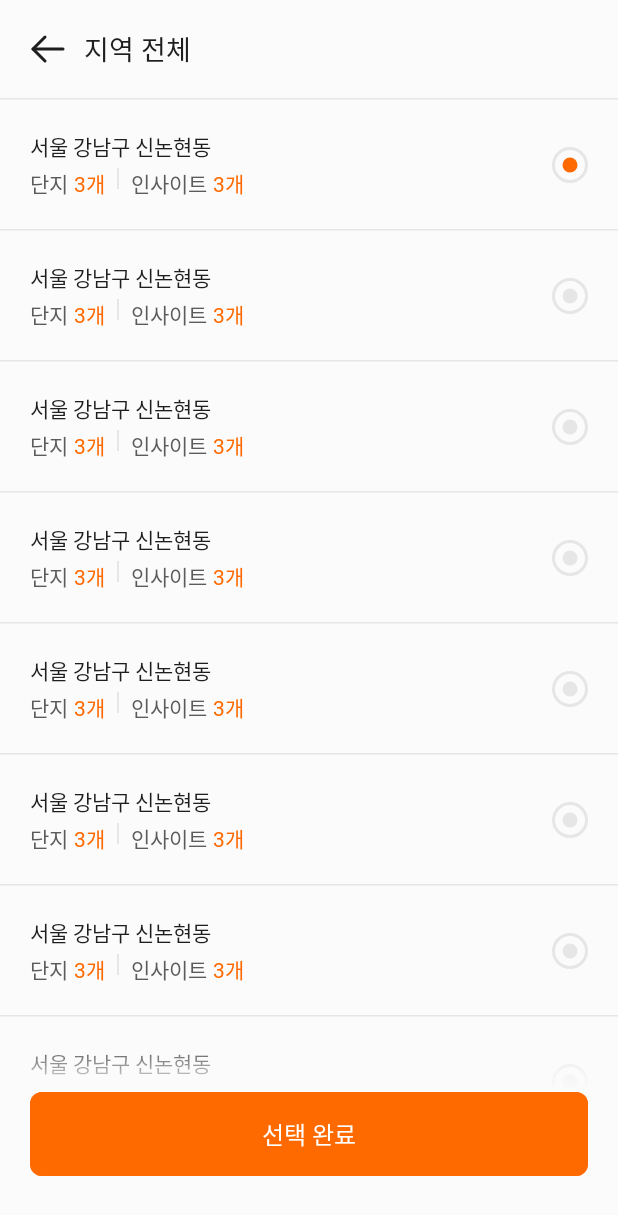
After one commit to imaec/imdang, an Android app built with Jetpack Compose: the StorageAddressScreen screen opened through its navigation route, on a phone screen of 412 x 824 dp. The commit adds this screen. Shown: the top 1215 px of the screen. Run offline under Robolectric (Android 15) with nearby library versions, the phone set to English and light mode, and no system bars; our stand-ins replace Dagger/Hilt's generated code; libraries missing offline, so code that uses them is left out: com.google.accompanist.web; pictures from the network do not load; Roboto replaces fonts that are not available here.

Commit message:
feat: 보관함 지역 선택 화면 구현

```diff
--- a/app/src/main/java/info/imdang/app/ui/ImdangNavGraph.kt
+++ b/app/src/main/java/info/imdang/app/ui/ImdangNavGraph.kt
@@ -13,6 +13,8 @@ import info.imdang.app.ui.main.MAIN_SCREEN
 import info.imdang.app.ui.main.home.search.map.searchByMapScreen
 import info.imdang.app.ui.main.home.search.region.searchByRegionScreen
 import info.imdang.app.ui.main.mainScreen
+import info.imdang.app.ui.main.storage.address.storageAddressScreen
+import info.imdang.app.ui.main.storage.map.storageByMapScreen
 import info.imdang.app.ui.onboarding.onboardingScreen
 import info.imdang.app.ui.splash.splashScreen
 import info.imdang.component.common.webview.commonWebScreen
@@ -38,6 +40,8 @@ fun ImdangNavGraph() {
             searchByMapScreen(navController = navController)
             searchByRegionScreen(navController = navController)
             searchByRegionInsightListScreen(navController = navController)
+            storageByMapScreen(navController = navController)
+            storageAddressScreen(navController = navController)
 
             commonWebScreen(navController = navController)
         }
--- /dev/null
+++ b/app/src/main/java/info/imdang/app/ui/main/storage/address/StorageAddressScreen.kt
@@ -0,0 +1,159 @@
+package info.imdang.app.ui.main.storage.address
+
+import androidx.compose.foundation.background
+import androidx.compose.foundation.clickable
+import androidx.compose.foundation.layout.Arrangement
+import androidx.compose.foundation.layout.Box
+import androidx.compose.foundation.layout.Column
+import androidx.compose.foundation.layout.PaddingValues
+import androidx.compose.foundation.layout.Row
+import androidx.compose.foundation.layout.Spacer
+import androidx.compose.foundation.layout.fillMaxSize
+import androidx.compose.foundation.layout.fillMaxWidth
+import androidx.compose.foundation.layout.height
+import androidx.compose.foundation.layout.padding
+import androidx.compose.foundation.layout.width
+import androidx.compose.foundation.lazy.LazyColumn
+import androidx.compose.foundation.lazy.itemsIndexed
+import androidx.compose.material3.HorizontalDivider
+import androidx.compose.material3.Scaffold
+import androidx.compose.material3.Text
+import androidx.compose.runtime.Composable
+import androidx.compose.ui.Alignment
+import androidx.compose.ui.Modifier
+import androidx.compose.ui.res.stringResource
+import androidx.compose.ui.tooling.preview.Preview
+import androidx.compose.ui.unit.dp
+import androidx.hilt.navigation.compose.hiltViewModel
+import androidx.lifecycle.compose.collectAsStateWithLifecycle
+import androidx.navigation.NavController
+import androidx.navigation.NavGraphBuilder
+import androidx.navigation.compose.composable
+import androidx.navigation.compose.rememberNavController
+import info.imdang.component.common.topbar.TopBar
+import info.imdang.component.system.button.CommonButton
+import info.imdang.component.system.button.RadioButton
+import info.imdang.component.system.gradient.ButtonGradient
+import info.imdang.component.theme.Gray100
+import info.imdang.component.theme.Gray700
+import info.imdang.component.theme.Gray900
+import info.imdang.component.theme.ImdangTheme
+import info.imdang.component.theme.Orange500
+import info.imdang.component.theme.T500_14_19_6
+import info.imdang.resource.R
+
+const val STORAGE_ADDRESS_SCREEN = "storageAddress"
+
+fun NavGraphBuilder.storageAddressScreen(navController: NavController) {
+    composable(route = STORAGE_ADDRESS_SCREEN) {
+        StorageAddressScreen(navController = navController)
+    }
+}
+
+@Composable
+private fun StorageAddressScreen(navController: NavController) {
+    Scaffold(
+        modifier = Modifier.fillMaxSize(),
+        topBar = {
+            TopBar(
+                title = stringResource(R.string.region_all),
+                onClickBack = {
+                    navController.popBackStack()
+                }
+            )
+        },
+        content = { contentPadding ->
+            StorageAddressContent(contentPadding)
+        },
+        bottomBar = {
+            CommonButton(
+                buttonText = stringResource(R.string.select_complete)
+            )
+        }
+    )
+}
+
+@Composable
+private fun StorageAddressContent(contentPadding: PaddingValues) {
+    val viewModel = hiltViewModel<StorageAddressViewModel>()
+    val addresses = viewModel.addresses.collectAsStateWithLifecycle().value
+
+    Box(
+        modifier = Modifier
+            .padding(contentPadding)
+            .fillMaxSize()
+    ) {
+        LazyColumn {
+            itemsIndexed(addresses) { index, address ->
+                Column(modifier = Modifier.fillMaxWidth()) {
+                    if (index > 0) {
+                        HorizontalDivider(color = Gray100)
+                    }
+                    Row(
+                        modifier = Modifier
+                            .fillMaxWidth()
+                            .height(86.dp)
+                            .clickable {
+                                viewModel.onClickAddress(selectedIndex = index)
+                            }
+                            .padding(horizontal = 20.dp),
+                        horizontalArrangement = Arrangement.SpaceBetween,
+                        verticalAlignment = Alignment.CenterVertically
+                    ) {
+                        Column(verticalArrangement = Arrangement.spacedBy(4.dp)) {
+                            Text(
+                                text = address.name,
+                                style = T500_14_19_6,
+                                color = Gray900
+                            )
+                            Row {
+                                Text(
+                                    text = stringResource(R.string.complex),
+                                    style = T500_14_19_6,
+                                    color = Gray700
+                                )
+                                Spacer(modifier = Modifier.width(4.dp))
+                                Text(
+                                    text = "3개",
+                                    style = T500_14_19_6,
+                                    color = Orange500
+                                )
+                                Box(
+                                    modifier = Modifier
+                                        .padding(horizontal = 8.dp)
+                                        .width(1.dp)
+                                        .height(14.dp)
+                                        .background(Gray100)
+                                )
+                                Text(
+                                    text = stringResource(R.string.insight),
+                                    style = T500_14_19_6,
+                                    color = Gray700
+                                )
+                                Spacer(modifier = Modifier.width(4.dp))
+                                Text(
+                                    text = "3개",
+                                    style = T500_14_19_6,
+                                    color = Orange500
+                                )
+                            }
+                        }
+                        RadioButton(
+                            isSelected = address.isSelected,
+                            isEnabled = false
+                        )
+                    }
+                }
+            }
+        }
+        ButtonGradient(modifier = Modifier.align(Alignment.BottomCenter))
+    }
+}
+
+@Preview
+@Composable
+private fun StorageAddressScreenPreview() {
+    ImdangTheme {
+        StorageAddressScreen(navController = rememberNavController())
+    }
+}
--- /dev/null
+++ b/app/src/main/java/info/imdang/app/ui/main/storage/address/StorageAddressViewModel.kt
@@ -0,0 +1,29 @@
+package info.imdang.app.ui.main.storage.address
+
+import dagger.hilt.android.lifecycle.HiltViewModel
+import info.imdang.app.base.BaseViewModel
+import info.imdang.component.model.SelectionVo
+import kotlinx.coroutines.flow.MutableStateFlow
+import kotlinx.coroutines.flow.asStateFlow
+import javax.inject.Inject
+
+@HiltViewModel
+class StorageAddressViewModel @Inject constructor() : BaseViewModel() {
+
+    private val _addresses = MutableStateFlow<List<SelectionVo>>(emptyList())
+    val addresses = _addresses.asStateFlow()
+
+    init {
+        _addresses.value = mutableListOf<SelectionVo>().apply {
+            repeat(10) {
+                add(SelectionVo(name = "서울 강남구 신논현동", isSelected = it == 0))
+            }
+        }
+    }
+
+    fun onClickAddress(selectedIndex: Int) {
+        _addresses.value = addresses.value.mapIndexed { index, selectionVo ->
+            selectionVo.copy(isSelected = selectedIndex == index)
+        }
+    }
+}
--- /dev/null
+++ b/component/src/main/java/info/imdang/component/system/button/RadioButton.kt
@@ -0,0 +1,86 @@
+package info.imdang.component.system.button
+
+import androidx.compose.animation.core.animateDpAsState
+import androidx.compose.animation.core.tween
+import androidx.compose.foundation.Canvas
+import androidx.compose.foundation.layout.Arrangement
+import androidx.compose.foundation.layout.Column
+import androidx.compose.foundation.layout.requiredSize
+import androidx.compose.foundation.selection.selectable
+import androidx.compose.material3.ripple
+import androidx.compose.runtime.Composable
+import androidx.compose.ui.Modifier
+import androidx.compose.ui.graphics.drawscope.Fill
+import androidx.compose.ui.graphics.drawscope.Stroke
+import androidx.compose.ui.semantics.Role
+import androidx.compose.ui.tooling.preview.Preview
+import androidx.compose.ui.unit.dp
+import info.imdang.component.theme.Gray100
+import info.imdang.component.theme.ImdangTheme
+import info.imdang.component.theme.Orange500
+
+@Composable
+fun RadioButton(
+    isSelected: Boolean,
+    isEnabled: Boolean,
+    onClick: () -> Unit = {}
+) {
+    val radioButtonSize = 24.dp
+    val radioButtonDotSize = 10.dp
+    val radioButtonStokeWidth = 2.dp
+    val dotRadius = animateDpAsState(
+        targetValue = radioButtonDotSize / 2,
+        animationSpec = tween(durationMillis = 100)
+    )
+    val selectableModifier = if (isEnabled) {
+        Modifier.selectable(
+            selected = isSelected,
+            onClick = onClick,
+            role = Role.RadioButton,
+            interactionSource = null,
+            indication = ripple(
+                bounded = false,
+                radius = radioButtonDotSize
+            )
+        )
+    } else {
+        Modifier
+    }
+
+    Canvas(
+        modifier = Modifier
+            .then(selectableModifier)
+            .requiredSize(radioButtonSize)
+    ) {
+        val strokeWidth = radioButtonStokeWidth.toPx()
+        drawCircle(
+            color = Gray100,
+            radius = (radioButtonSize / 2).toPx() - strokeWidth / 2,
+            style = Stroke(strokeWidth)
+        )
+        drawCircle(
+            color = if (isSelected) Orange500 else Gray100,
+            radius = dotRadius.value.toPx(),
+            style = Fill
+        )
+    }
+}
+
+@Preview(showBackground = true)
+@Composable
+private fun RadioButtonPreview() {
+    ImdangTheme {
+        Column(verticalArrangement = Arrangement.spacedBy(12.dp)) {
+            RadioButton(
+                isSelected = true,
+                isEnabled = true,
+                onClick = {}
+            )
+            RadioButton(
+                isSelected = false,
+                isEnabled = true,
+                onClick = {}
+            )
+        }
+    }
+}
--- /dev/null
+++ b/component/src/main/java/info/imdang/component/system/gradient/ButtonGradient.kt
@@ -0,0 +1,90 @@
+package info.imdang.component.system.gradient
+
+import androidx.compose.foundation.background
+import androidx.compose.foundation.layout.Box
+import androidx.compose.foundation.layout.Column
+import androidx.compose.foundation.layout.Spacer
+import androidx.compose.foundation.layout.fillMaxSize
+import androidx.compose.foundation.layout.fillMaxWidth
+import androidx.compose.foundation.layout.height
+import androidx.compose.foundation.layout.padding
+import androidx.compose.foundation.lazy.LazyColumn
+import androidx.compose.material3.HorizontalDivider
+import androidx.compose.material3.Scaffold
+import androidx.compose.material3.Text
+import androidx.compose.runtime.Composable
+import androidx.compose.ui.Alignment
+import androidx.compose.ui.Modifier
+import androidx.compose.ui.graphics.Brush
+import androidx.compose.ui.graphics.Color
+import androidx.compose.ui.tooling.preview.Preview
+import androidx.compose.ui.unit.Dp
+import androidx.compose.ui.unit.dp
+import info.imdang.component.system.button.CommonButton
+import info.imdang.component.theme.Gray100
+import info.imdang.component.theme.Gray25
+import info.imdang.component.theme.Gray900
+import info.imdang.component.theme.ImdangTheme
+import info.imdang.component.theme.Orange50
+import info.imdang.component.theme.T500_14_19_6
+
+@Composable
+fun ButtonGradient(
+    modifier: Modifier = Modifier,
+    height: Dp = 40.dp,
+    isReverse: Boolean = false,
+    startColor: Color = Gray25.copy(alpha = 0f),
+    endColor: Color = Gray25.copy(alpha = 1f)
+) {
+    val colors = listOf(startColor, endColor).run {
+        if (isReverse) reversed() else this
+    }
+
+    Spacer(
+        modifier = modifier
+            .height(height)
+            .fillMaxWidth()
+            .background(
+                brush = Brush.verticalGradient(colors = colors)
+            )
+    )
+}
+
+@Preview(showBackground = true)
+@Composable
+private fun ButtonGradientPreview() {
+    ImdangTheme {
+        Scaffold(
+            modifier = Modifier.fillMaxSize(),
+            content = { contentPadding ->
+                Box(modifier = Modifier.padding(contentPadding)) {
+                    LazyColumn {
+                        items(30) {
+                            Column(
+                                modifier = Modifier
+                                    .fillMaxWidth()
+                                    .background(color = Orange50)
+                            ) {
+                                if (it > 0) {
+                                    HorizontalDivider(color = Gray100)
+                                }
+                                Text(
+                                    modifier = Modifier.padding(all = 20.dp),
+                                    text = "item $it",
+                                    style = T500_14_19_6,
+                                    color = Gray900
+                                )
+                            }
+                        }
+                    }
+                    ButtonGradient(
+                        modifier = Modifier.align(Alignment.BottomCenter)
+                    )
+                }
+            },
+            bottomBar = {
+                CommonButton(buttonText = "완료")
+            }
+        )
+    }
+}
--- a/resource/src/main/res/values/strings.xml
+++ b/resource/src/main/res/values/strings.xml
@@ -66,6 +66,9 @@
     <string name="all">전체</string>
     <string name="see_by_complex">단지별 보기</string>
     <string name="see_just_my_insight">내 인사이트만 보기</string>
+    <string name="storage_by_map">지도로 보기</string>
+    <string name="region_all">지역 전체</string>
+    <string name="select_complete">선택 완료</string>
 
     <string name="empty_home_insight_message">아직 작성한 내역이 없어요.\n임장을 다녀온 후 인사이트를 작성해보세요</string>
     <string name="empty_waiting_message">대기 중인 내역이 없어요.</string>
```
Also changed, not shown: app/src/main/java/info/imdang/app/ui/main/storage/StorageScreen.kt (+8 -7 lines), app/src/main/java/info/imdang/app/ui/main/storage/map/StorageByMapScreen.kt (added, +105 -0 lines).
